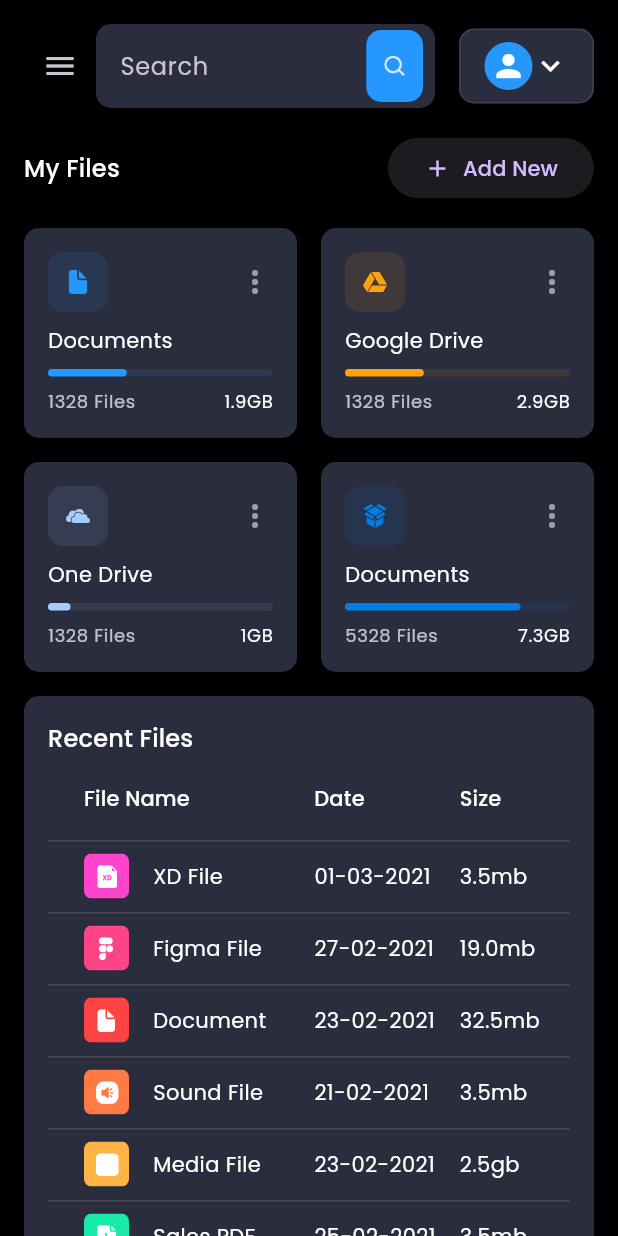
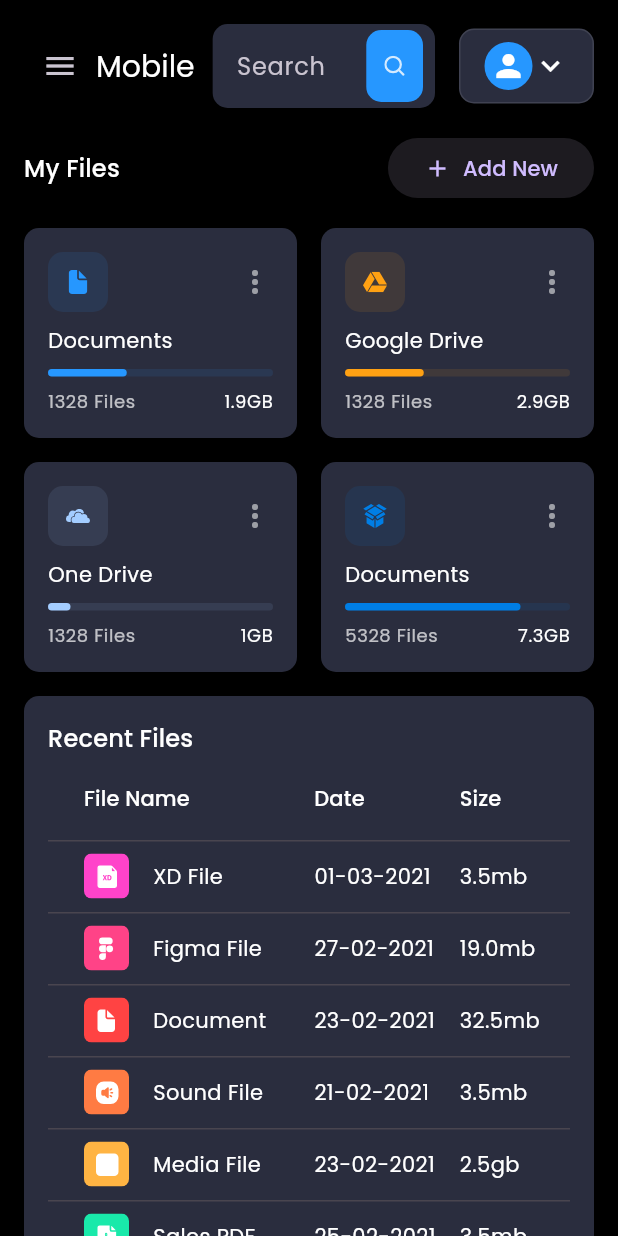
Before and after one commit to humayunkabir11/responsive_ui, a Flutter app: the screen it shows after launch, on a phone screen of 412 x 824 dp. Run offline on Flutter 3.47's test engine with Material 3 defaults, Android fonts, the phone set to English and light mode, and no system bars; our stand-ins replace fl_chart, flutter_svg, fluttertoast, google_fonts.

Commit message:
url changes

```diff
--- a/lib/screens/dashboard/components/header.dart
+++ b/lib/screens/dashboard/components/header.dart
@@ -2,6 +2,7 @@ import 'package:admin/controllers/MenuAppController.dart';
 import 'package:admin/responsive.dart';
 import 'package:flutter/material.dart';
 import 'package:flutter_svg/flutter_svg.dart';
+import 'package:fluttertoast/fluttertoast.dart';
 import 'package:provider/provider.dart';
 
 import '../../../constants.dart';
@@ -20,12 +21,33 @@ class Header extends StatelessWidget {
             icon: Icon(Icons.menu),
             onPressed: context.read<MenuAppController>().controlMenu
           ),
-        if (!Responsive.isMobile(context) && !Responsive.isTablet(context))
+        if (Responsive.isDesktop(context))
           Text(
-            "Admin Dashboard",
-            style: Theme.of(context).textTheme.titleLarge,
+            "Desktop",
+            style: Theme.of(context).textTheme.bodyLarge?.copyWith(
+              color: Colors.green,
+              fontSize: 32,
+              fontWeight: FontWeight.w700
+            ),
+          ),
+        if(Responsive.isMobile(context))
+          Text(
+            "Mobile",
+            style: Theme.of(context).textTheme.titleLarge?.copyWith(
+              color: Colors.white,
+              fontSize: 20
+            ),
           ),
 
+        if(Responsive.isTablet(context))
+          Text(
+            "Tablet",
+            style: Theme.of(context).textTheme.titleLarge?.copyWith(
+                color: primaryColor,
+                fontSize: 24
+            ),
+          ),
+        if (Responsive.isMobile(context)) SizedBox(width: 12,),
         if (!Responsive.isMobile(context))
           Spacer(flex: Responsive.isDesktop(context) ? 2 : 1),
         Expanded(child: SearchField()),
```
